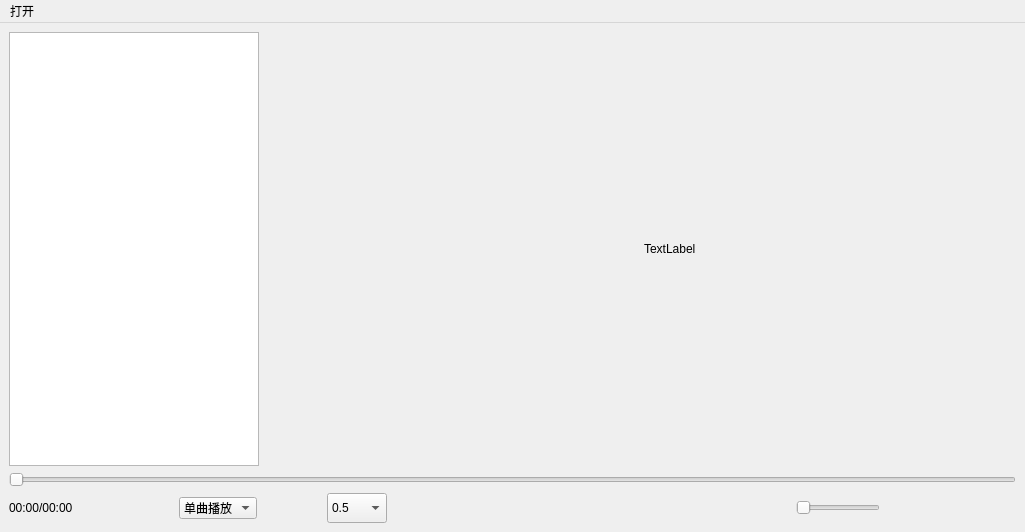
This is mainwindow.ui in XindyCheng/FamilyPlayer as Qt 5 draws it before an edit. The edited form follows.
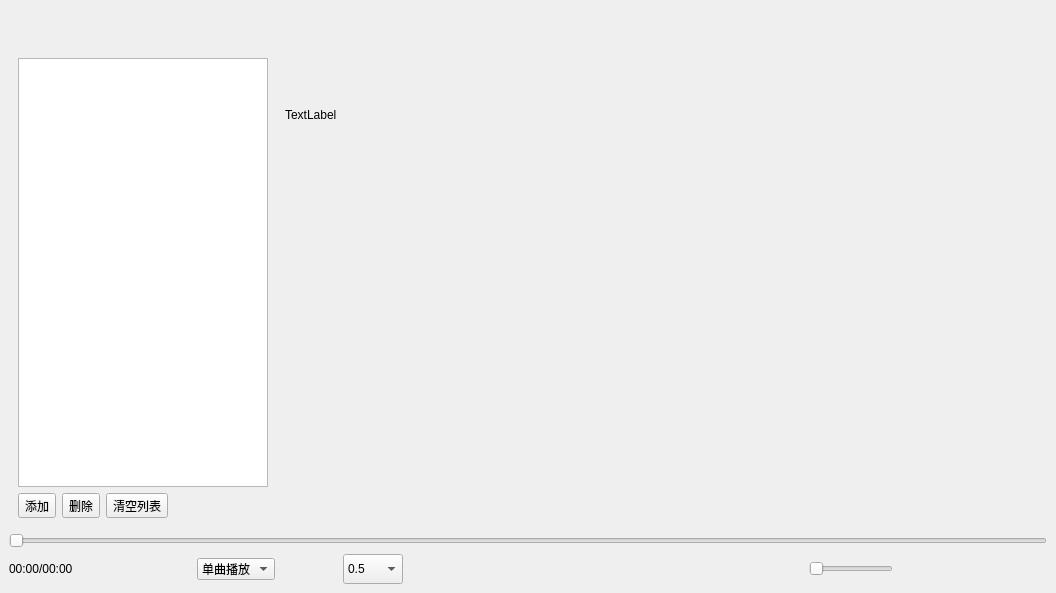
This is the edited form. Icons and pictures are not drawn. Custom widgets are drawn as their Qt base class.

Patch:
```diff
--- a/mainwindow.ui
+++ b/mainwindow.ui
@@ -6,18 +6,241 @@
    <rect>
     <x>0</x>
     <y>0</y>
-    <width>1025</width>
-    <height>532</height>
+    <width>1056</width>
+    <height>593</height>
    </rect>
   </property>
   <property name="windowTitle">
    <string>Famliy player</string>
   </property>
   <widget class="QWidget" name="centralwidget">
-   <layout class="QVBoxLayout" name="verticalLayout">
+   <layout class="QVBoxLayout" name="verticalLayout" stretch="0,0">
+    <property name="spacing">
+     <number>0</number>
+    </property>
+    <property name="leftMargin">
+     <number>0</number>
+    </property>
+    <property name="topMargin">
+     <number>0</number>
+    </property>
+    <property name="rightMargin">
+     <number>0</number>
+    </property>
+    <property name="bottomMargin">
+     <number>0</number>
+    </property>
     <item>
+     <widget class="QWidget" name="titleBar" native="true">
+      <property name="sizePolicy">
+       <sizepolicy hsizetype="Preferred" vsizetype="Fixed">
+        <horstretch>0</horstretch>
+        <verstretch>0</verstretch>
+       </sizepolicy>
+      </property>
+      <property name="minimumSize">
+       <size>
+        <width>0</width>
+        <height>40</height>
+       </size>
+      </property>
      <layout class="QHBoxLayout" name="horizontalLayout_2">
+       <property name="spacing">
+        <number>0</number>
+       </property>
+       <property name="topMargin">
+        <number>0</number>
+       </property>
+       <property name="rightMargin">
+        <number>6</number>
+       </property>
+       <property name="bottomMargin">
+        <number>0</number>
+       </property>
       <item>
+        <widget class="QLabel" name="labTitle">
+         <property name="sizePolicy">
+          <sizepolicy hsizetype="Expanding" vsizetype="Expanding">
+           <horstretch>0</horstretch>
+           <verstretch>0</verstretch>
+          </sizepolicy>
+         </property>
+        </widget>
+       </item>
+       <item>
+        <widget class="QWidget" name="widgetMenu" native="true">
+         <property name="sizePolicy">
+          <sizepolicy hsizetype="Preferred" vsizetype="Fixed">
+           <horstretch>0</horstretch>
+           <verstretch>0</verstretch>
+          </sizepolicy>
+         </property>
+         <property name="maximumSize">
+          <size>
+           <width>16777215</width>
+           <height>28</height>
+          </size>
+         </property>
+         <layout class="QHBoxLayout" name="horizontalLayout">
+          <property name="spacing">
+           <number>0</number>
+          </property>
+          <property name="leftMargin">
+           <number>0</number>
+          </property>
+          <property name="topMargin">
+           <number>0</number>
+          </property>
+          <property name="rightMargin">
+           <number>0</number>
+          </property>
+          <property name="bottomMargin">
+           <number>0</number>
+          </property>
+          <item>
+           <widget class="QPushButton" name="btnMenu_Min">
+            <property name="sizePolicy">
+             <sizepolicy hsizetype="Minimum" vsizetype="Expanding">
+              <horstretch>0</horstretch>
+              <verstretch>0</verstretch>
+             </sizepolicy>
+            </property>
+            <property name="minimumSize">
+             <size>
+              <width>60</width>
+              <height>0</height>
+             </size>
+            </property>
+            <property name="maximumSize">
+             <size>
+              <width>60</width>
+              <height>16777215</height>
+             </size>
+            </property>
+            <property name="cursor">
+             <cursorShape>ArrowCursor</cursorShape>
+            </property>
+            <property name="focusPolicy">
+             <enum>Qt::NoFocus</enum>
+            </property>
+            <property name="toolTip">
+             <string>最小化</string>
+            </property>
+            <property name="text">
+             <string/>
+            </property>
+            <property name="icon">
+             <iconset resource="test1.qrc">
+              <normaloff>:/images/remove.PNG</normaloff>:/images/remove.PNG</iconset>
+            </property>
+            <property name="flat">
+             <bool>true</bool>
+            </property>
+           </widget>
+          </item>
+          <item>
+           <widget class="QPushButton" name="btnMenu_Max">
+            <property name="sizePolicy">
+             <sizepolicy hsizetype="Minimum" vsizetype="Expanding">
+              <horstretch>0</horstretch>
+              <verstretch>0</verstretch>
+             </sizepolicy>
+            </property>
+            <property name="minimumSize">
+             <size>
+              <width>60</width>
+              <height>0</height>
+             </size>
+            </property>
+            <property name="maximumSize">
+             <size>
+              <width>60</width>
+              <height>16777215</height>
+             </size>
+            </property>
+            <property name="focusPolicy">
+             <enum>Qt::NoFocus</enum>
+            </property>
+            <property name="text">
+             <string/>
+            </property>
+            <property name="icon">
+             <iconset resource="test1.qrc">
+              <normaloff>:/images/arrows-expand.PNG</normaloff>:/images/arrows-expand.PNG</iconset>
+            </property>
+            <property name="flat">
+             <bool>true</bool>
+            </property>
+           </widget>
+          </item>
+          <item>
+           <widget class="QPushButton" name="btnMenu_Close">
+            <property name="sizePolicy">
+             <sizepolicy hsizetype="Minimum" vsizetype="Expanding">
+              <horstretch>0</horstretch>
+              <verstretch>0</verstretch>
+             </sizepolicy>
+            </property>
+            <property name="minimumSize">
+             <size>
+              <width>60</width>
+              <height>0</height>
+             </size>
+            </property>
+            <property name="maximumSize">
+             <size>
+              <width>60</width>
+              <height>16777215</height>
+             </size>
+            </property>
+            <property name="cursor">
+             <cursorShape>ArrowCursor</cursorShape>
+            </property>
+            <property name="focusPolicy">
+             <enum>Qt::NoFocus</enum>
+            </property>
+            <property name="toolTip">
+             <string>关闭</string>
+            </property>
+            <property name="text">
+             <string/>
+            </property>
+            <property name="icon">
+             <iconset resource="test1.qrc">
+              <normaloff>:/images/delete.PNG</normaloff>:/images/delete.PNG</iconset>
+            </property>
+            <property name="flat">
+             <bool>true</bool>
+            </property>
+           </widget>
+          </item>
+         </layout>
+        </widget>
+       </item>
+      </layout>
+     </widget>
+    </item>
+    <item>
+     <widget class="QWidget" name="widgetMain" native="true">
+      <property name="sizePolicy">
+       <sizepolicy hsizetype="Preferred" vsizetype="Expanding">
+        <horstretch>0</horstretch>
+        <verstretch>0</verstretch>
+       </sizepolicy>
+      </property>
+      <layout class="QVBoxLayout" name="verticalLayout_2">
+       <item>
+        <layout class="QHBoxLayout" name="horizontalLayout_4">
+         <item>
+          <widget class="QWidget" name="listwidget" native="true">
+           <property name="maximumSize">
+            <size>
+             <width>270</width>
+             <height>16777215</height>
+            </size>
+           </property>
+           <layout class="QGridLayout" name="gridLayout">
+            <item row="1" column="0" colspan="5">
        <widget class="QListWidget" name="playlist">
         <property name="maximumSize">
          <size>
@@ -25,23 +248,69 @@
           <height>16777215</height>
          </size>
         </property>
-       </widget>
-      </item>
-      <item>
-       <widget class="QVideoWidget_p" name="videowidget" native="true">
-        <property name="sizePolicy">
-         <sizepolicy hsizetype="Ignored" vsizetype="Ignored">
-          <horstretch>0</horstretch>
-          <verstretch>0</verstretch>
-         </sizepolicy>
+              <property name="contextMenuPolicy">
+               <enum>Qt::CustomContextMenu</enum>
+              </property>
+             </widget>
+            </item>
+            <item row="3" column="2">
+             <widget class="QToolButton" name="deleteallButton">
+              <property name="text">
+               <string>清空列表</string>
         </property>
        </widget>
       </item>
+            <item row="3" column="0">
+             <widget class="QToolButton" name="addButton">
+              <property name="text">
+               <string>添加</string>
+              </property>
+              <property name="shortcut">
+               <string>Ctrl+I</string>
+              </property>
+             </widget>
+            </item>
+            <item row="3" column="1">
+             <widget class="QToolButton" name="deleteButton">
+              <property name="text">
+               <string>删除</string>
+              </property>
+              <property name="shortcut">
+               <string>Ctrl+Del</string>
+              </property>
+             </widget>
+            </item>
+           </layout>
+          </widget>
+         </item>
       <item>
+          <widget class="QWidget_p" name="labelwidget" native="true">
        <widget class="QLabel" name="label">
+            <property name="geometry">
+             <rect>
+              <x>0</x>
+              <y>0</y>
+              <width>131</width>
+              <height>131</height>
+             </rect>
+            </property>
         <property name="text">
          <string>TextLabel</string>
         </property>
+            <property name="scaledContents">
+             <bool>true</bool>
+            </property>
+           </widget>
+          </widget>
+         </item>
+         <item>
+          <widget class="QVideoWidget_p" name="videowidget" native="true">
+           <property name="sizePolicy">
+            <sizepolicy hsizetype="Ignored" vsizetype="Ignored">
+             <horstretch>0</horstretch>
+             <verstretch>0</verstretch>
+            </sizepolicy>
+           </property>
        </widget>
       </item>
      </layout>
@@ -54,12 +323,12 @@
      </widget>
     </item>
     <item>
-     <layout class="QHBoxLayout" name="horizontalLayout">
+        <layout class="QHBoxLayout" name="horizontalLayout_3">
       <item>
        <widget class="QLabel" name="labelDuration">
         <property name="minimumSize">
          <size>
-          <width>100</width>
+             <width>120</width>
           <height>0</height>
          </size>
         </property>
@@ -362,7 +631,7 @@
        <widget class="QLabel" name="volumeNum">
         <property name="minimumSize">
          <size>
-          <width>20</width>
+             <width>40</width>
           <height>0</height>
          </size>
         </property>
@@ -420,31 +689,9 @@
     </item>
    </layout>
   </widget>
-  <widget class="QMenuBar" name="menubar">
-   <property name="geometry">
-    <rect>
-     <x>0</x>
-     <y>0</y>
-     <width>1025</width>
-     <height>29</height>
-    </rect>
-   </property>
-   <widget class="QMenu" name="menu">
-    <property name="title">
-     <string>打开</string>
-    </property>
-    <addaction name="actionopenfile"/>
-   </widget>
-   <addaction name="menu"/>
-  </widget>
-  <action name="actionopenfile">
-   <property name="text">
-    <string>openfile</string>
-   </property>
-   <property name="shortcut">
-    <string>Ctrl+I</string>
-   </property>
-  </action>
+    </item>
+   </layout>
+  </widget>
  </widget>
  <customwidgets>
   <customwidget>
@@ -453,6 +700,12 @@
    <header location="global">qvideowidget_p.h</header>
    <container>1</container>
   </customwidget>
+  <customwidget>
+   <class>QWidget_p</class>
+   <extends>QWidget</extends>
+   <header location="global">qwidget_p.h</header>
+   <container>1</container>
+  </customwidget>
  </customwidgets>
  <resources/>
  <connections/>
```
Left out of the diff: 20 changed lines with no effect on the pictures. Lines whose indentation alone changed are shown as unchanged.
